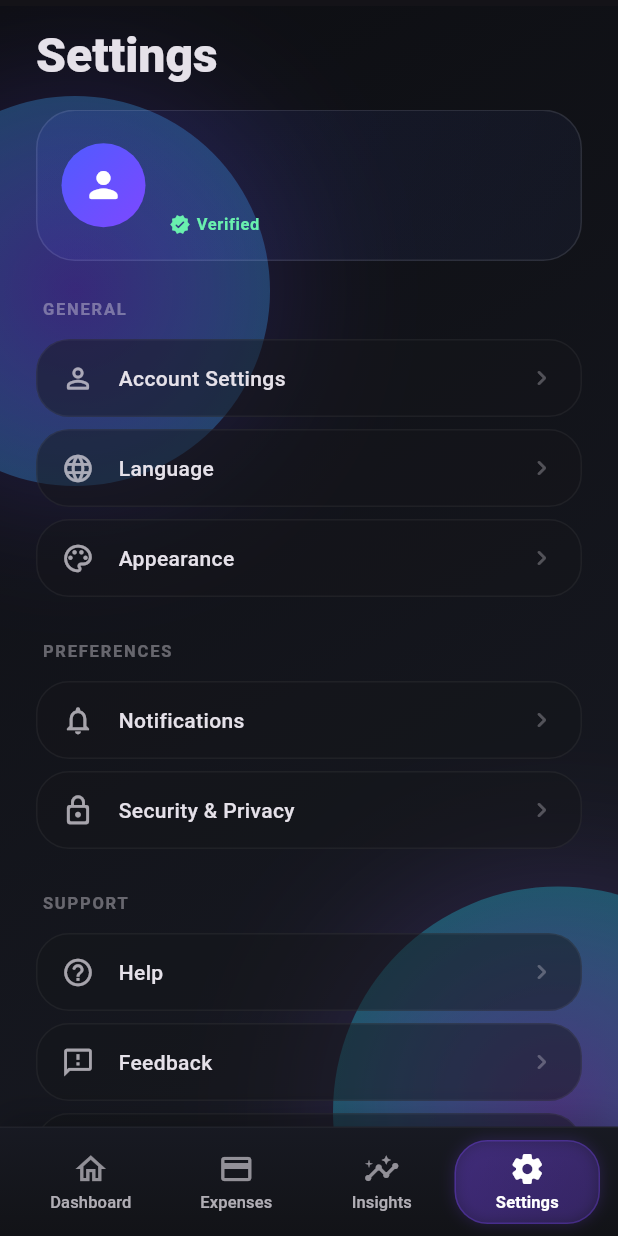
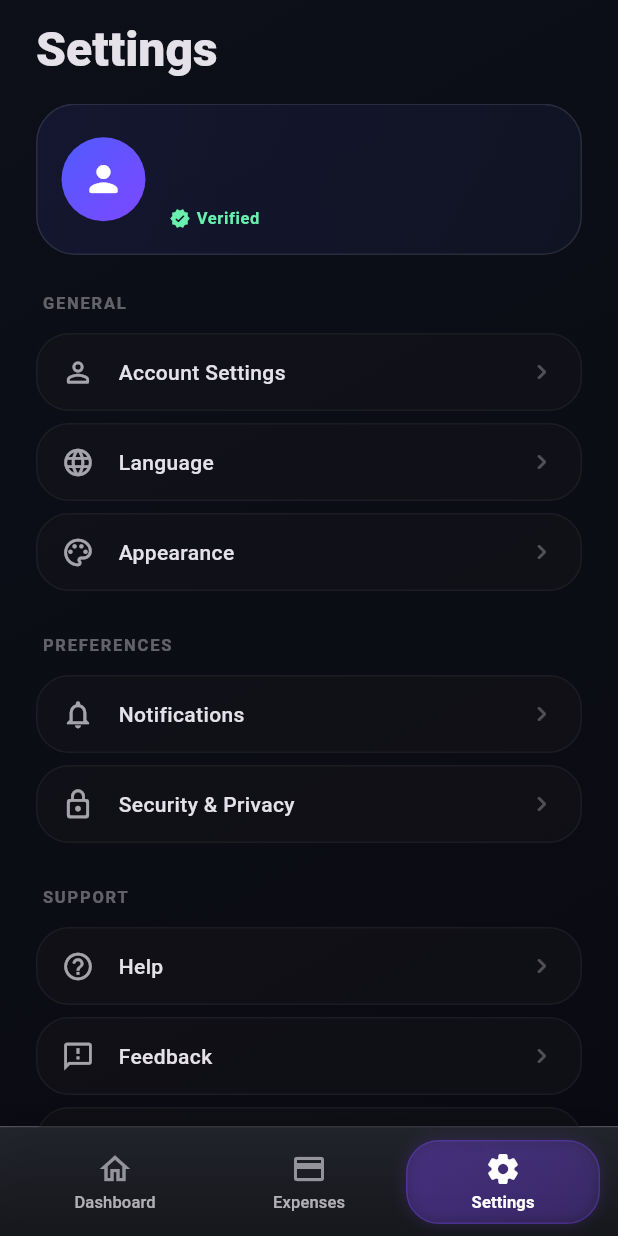
Before and after one commit to korotinmain/finoro, a Flutter app: the SettingsTab screen opened by its route, on a phone screen of 412 x 824 dp. Run offline on Flutter 3.47's test engine with Material 3 defaults, Android fonts, the phone set to English and light mode, and no system bars; our stand-ins replace cloud_firestore, firebase_auth, firebase_core, flutter_riverpod, freezed_annotation, go_router and 2 more; accounts and stored records are empty; generated files the repository leaves out were written again.

Commit message:
feat: Refactor SettingsTab layout for improved structure and readability

```diff
--- a/lib/features/settings/presentation/settings_tab.dart
+++ b/lib/features/settings/presentation/settings_tab.dart
@@ -7,9 +7,7 @@ import 'package:money_tracker/core/constants/app_colors.dart';
 import 'package:money_tracker/core/constants/app_sizes.dart';
 import 'package:money_tracker/core/utils/haptic_feedback.dart';
 import 'package:money_tracker/core/providers/locale_provider.dart';
-import 'package:money_tracker/ui/widgets/glow_blob.dart';
 
-/// Settings tab for app configuration and user preferences
 class SettingsTab extends StatelessWidget {
   const SettingsTab({super.key});
 
@@ -49,26 +47,15 @@ class SettingsTab extends StatelessWidget {
             ? user!.displayName!.trim()
             : email.split('@').first;
     final verified = user?.emailVerified ?? false;
-    return Stack(
+    return Scaffold(
+      backgroundColor: Colors.transparent,
+      body: Stack(
         children: [
-        Container(
-          decoration: const BoxDecoration(
-            gradient: AppColors.backgroundGradient,
-          ),
-        ),
-        GlowBlob.purpleBlue(size: AppSizes.blobMedium, left: -80, top: 60),
-        GlowBlob.purpleCyan(
-          size: AppSizes.blobLarge,
-          right: -110,
-          bottom: -140,
-        ),
-        Column(
+          SafeArea(
+            child: Column(
               crossAxisAlignment: CrossAxisAlignment.start,
               children: [
-            SafeArea(
-              top: false,
-              bottom: false,
-              child: Padding(
+                Padding(
                   padding: const EdgeInsets.fromLTRB(
                     AppSizes.spacing24,
                     AppSizes.spacing12,
@@ -80,7 +67,6 @@ class SettingsTab extends StatelessWidget {
                     style: theme.textTheme.headlineMedium?.copyWith(
                       fontWeight: FontWeight.w800,
                       fontSize: 32,
-                  ),
                     ),
                   ),
                 ),
@@ -127,7 +113,10 @@ class SettingsTab extends StatelessWidget {
                               label: t.appearanceSettings,
                               onTap: () {
                                 HapticFeedbackHelper.lightImpact();
-                            _showComingSoon(context, t.comingSoonAppearance);
+                                _showComingSoon(
+                                  context,
+                                  t.comingSoonAppearance,
+                                );
                               },
                             ),
                           ],
@@ -141,7 +130,10 @@ class SettingsTab extends StatelessWidget {
                               label: t.notifications,
                               onTap: () {
                                 HapticFeedbackHelper.lightImpact();
-                            _showComingSoon(context, t.comingSoonNotifications);
+                                _showComingSoon(
+                                  context,
+                                  t.comingSoonNotifications,
+                                );
                               },
                             ),
                             _SettingsItemData(
@@ -199,7 +191,9 @@ class SettingsTab extends StatelessWidget {
                               future: _getVersion(),
                               builder:
                                   (ctx, snap) => Text(
-                                snap.hasData ? t.versionLabel(snap.data!) : ' ',
+                                    snap.hasData
+                                        ? t.versionLabel(snap.data!)
+                                        : ' ',
                                     style: theme.textTheme.bodySmall?.copyWith(
                                       fontSize: 11,
                                       letterSpacing: 0.5,
@@ -215,7 +209,9 @@ class SettingsTab extends StatelessWidget {
                 ),
               ],
             ),
+          ),
         ],
+      ),
     );
   }
 }
--- a/lib/screens/app_shell.dart
+++ b/lib/screens/app_shell.dart
@@ -27,11 +27,11 @@ class _AppShellState extends State<AppShell> {
       icon: Icons.credit_card_rounded,
       labelKey: 'tabExpenses',
     ),
-    _TabInfo(
-      path: '/history',
-      icon: Icons.insights_rounded,
-      labelKey: 'tabHistory',
-    ),
+    // _TabInfo(
+    //   path: '/history',
+    //   icon: Icons.insights_rounded,
+    //   labelKey: 'tabHistory',
+    // ),
     _TabInfo(
       path: '/settings',
       icon: Icons.settings_rounded,
@@ -60,19 +60,27 @@ class _AppShellState extends State<AppShell> {
     final selectedIndex = _indexFromLocation(loc);
     final t = AppLocalizations.of(context)!;
 
-    final media = MediaQuery.of(context);
-    final topSafe = media.padding.top; // dynamic island / status bar padding
-
     return Scaffold(
-      extendBody: false,
-      body: Padding(
-        padding: EdgeInsets.only(top: topSafe + 4),
-        child: widget.child,
+      extendBodyBehindAppBar: true,
+      backgroundColor: Colors.transparent,
+      body: Stack(
+        children: [
+          Container(
+            decoration: const BoxDecoration(
+              gradient: LinearGradient(
+                begin: Alignment.topLeft,
+                end: Alignment.bottomRight,
+                colors: [AppColors.gradientStart1, AppColors.gradientEnd1],
+              ),
+            ),
+          ),
+          SafeArea(top: false, bottom: true, child: widget.child),
+        ],
       ),
       bottomNavigationBar: _BottomNavBar(
         selectedIndex: selectedIndex,
         onTap: _onTap,
-        labels: [t.tabDashboard, t.tabExpenses, t.tabHistory, t.tabSettings],
+        labels: [t.tabDashboard, t.tabExpenses, t.tabSettings],
       ),
     );
   }
@@ -140,22 +148,22 @@ class _BottomNavBar extends StatelessWidget {
             label: labels[1],
             activeColor: AppColors.deepPurple,
           ),
+          // _BottomItem(
+          //   index: 2,
+          //   selectedIndex: selectedIndex,
+          //   onTap: onTap,
+          //   icon: Icons.insights_rounded,
+          //   inactiveIcon: Icons.insights_outlined,
+          //   label: labels[2],
+          //   activeColor: AppColors.deepPurple,
+          // ),
           _BottomItem(
             index: 2,
             selectedIndex: selectedIndex,
             onTap: onTap,
-            icon: Icons.insights_rounded,
-            inactiveIcon: Icons.insights_outlined,
-            label: labels[2],
-            activeColor: AppColors.deepPurple,
-          ),
-          _BottomItem(
-            index: 3,
-            selectedIndex: selectedIndex,
-            onTap: onTap,
             icon: Icons.settings_rounded,
             inactiveIcon: Icons.settings_outlined,
-            label: labels[3],
+            label: labels[2],
             activeColor: AppColors.deepPurple,
           ),
         ],
--- a/lib/screens/launch_screen.dart
+++ b/lib/screens/launch_screen.dart
@@ -4,7 +4,6 @@ import 'package:go_router/go_router.dart';
 import '../router.dart';
 import 'package:flutter_gen/gen_l10n/app_localizations.dart';
 import 'package:money_tracker/ui/widgets/glow_blob.dart';
-import 'package:money_tracker/core/constants/app_colors.dart';
 import 'package:money_tracker/core/constants/app_sizes.dart';
 
 class LaunchScreen extends StatefulWidget {
```
Lines whose indentation alone changed are shown as unchanged.
